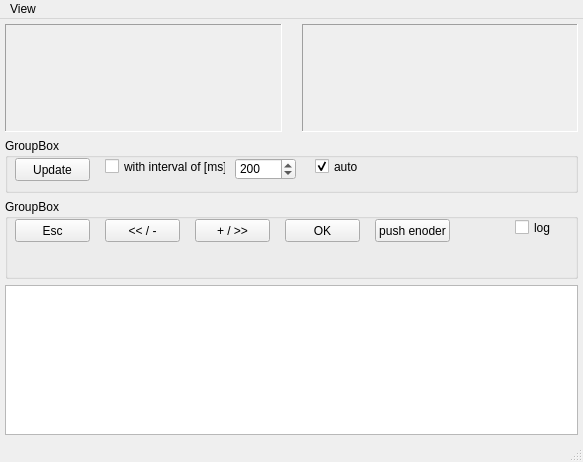
Qt form examples/QMenuSim - ps200w/mainwindow.ui (zpq001/emgui) before a commit.
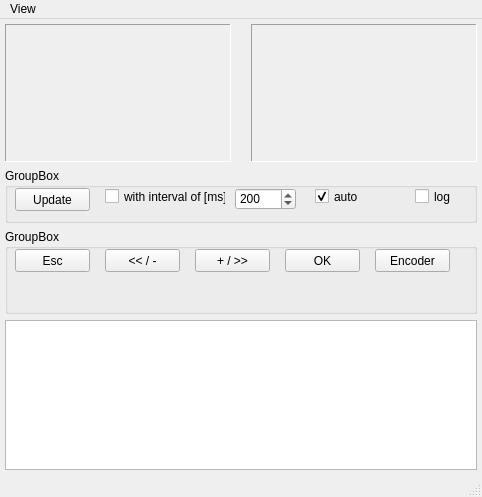
The same form after that commit. Custom widgets are drawn as their Qt base class.

What changed in the file:
```diff
--- a/examples/QMenuSim - ps200w/mainwindow.ui
+++ b/examples/QMenuSim - ps200w/mainwindow.ui
@@ -6,8 +6,8 @@
    <rect>
     <x>0</x>
     <y>0</y>
-    <width>583</width>
-    <height>462</height>
+    <width>482</width>
+    <height>497</height>
    </rect>
   </property>
   <property name="sizePolicy">
@@ -192,6 +192,19 @@
         <bool>true</bool>
        </property>
       </widget>
+      <widget class="QCheckBox" name="checkBox_logEnable">
+       <property name="geometry">
+        <rect>
+         <x>410</x>
+         <y>20</y>
+         <width>41</width>
+         <height>17</height>
+        </rect>
+       </property>
+       <property name="text">
+        <string>log</string>
+       </property>
+      </widget>
      </widget>
     </item>
     <item>
@@ -205,7 +218,7 @@
       <property name="minimumSize">
        <size>
         <width>0</width>
-        <height>80</height>
+        <height>85</height>
        </size>
       </property>
       <property name="title">
@@ -272,20 +285,7 @@
         <string>OK</string>
        </property>
       </widget>
-      <widget class="QCheckBox" name="checkBox_logEnable">
-       <property name="geometry">
-        <rect>
-         <x>510</x>
-         <y>20</y>
-         <width>41</width>
-         <height>17</height>
-        </rect>
-       </property>
-       <property name="text">
-        <string>log</string>
-       </property>
-      </widget>
-      <widget class="QPushButton" name="pushButton_EncPush">
+      <widget class="QPushButton" name="pushButton_encoder">
        <property name="geometry">
         <rect>
          <x>370</x>
@@ -295,7 +295,7 @@
         </rect>
        </property>
        <property name="text">
-        <string>push enoder</string>
+        <string>Encoder</string>
        </property>
       </widget>
      </widget>
@@ -314,7 +314,7 @@
       <property name="minimumSize">
        <size>
         <width>100</width>
-        <height>100</height>
+        <height>80</height>
        </size>
       </property>
       <property name="maximumSize">
@@ -338,7 +338,7 @@
     <rect>
      <x>0</x>
      <y>0</y>
-     <width>583</width>
+     <width>482</width>
      <height>20</height>
     </rect>
    </property>
```
